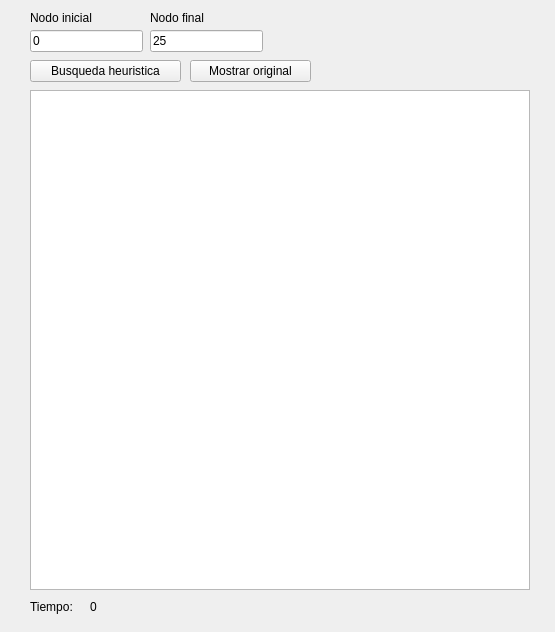
Before: the Qt Designer form QTGraph/mainwindow.ui in JonMoll/IA-Grafo, drawn with Qt 5.
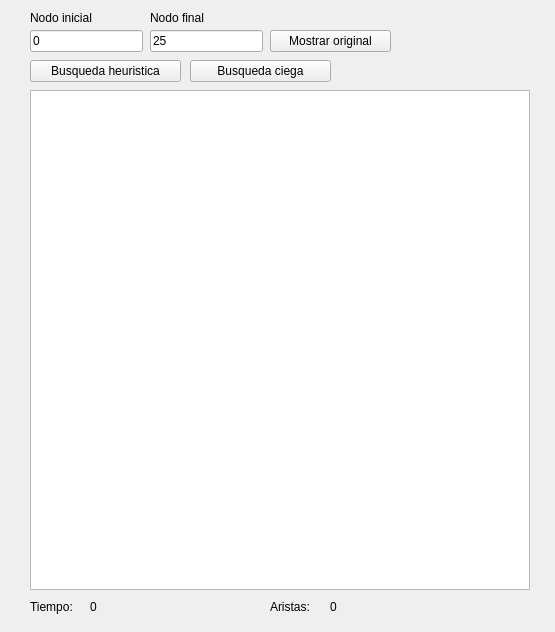
After: the same form once the commit is applied.

Commit message: Anadiendo el algoritmo de busqueda ciega a la aplicacion de Qt

```diff
--- a/QTGraph/mainwindow.ui
+++ b/QTGraph/mainwindow.ui
@@ -66,8 +66,8 @@
    <widget class="QPushButton" name="pushButton_2">
     <property name="geometry">
      <rect>
-      <x>190</x>
-      <y>60</y>
+      <x>270</x>
+      <y>30</y>
       <width>121</width>
       <height>22</height>
      </rect>
@@ -128,6 +128,45 @@
      <string>Tiempo:</string>
     </property>
    </widget>
+   <widget class="QPushButton" name="pushButton_3">
+    <property name="geometry">
+     <rect>
+      <x>190</x>
+      <y>60</y>
+      <width>141</width>
+      <height>22</height>
+     </rect>
+    </property>
+    <property name="text">
+     <string>Busqueda ciega</string>
+    </property>
+   </widget>
+   <widget class="QLabel" name="label_5">
+    <property name="geometry">
+     <rect>
+      <x>270</x>
+      <y>600</y>
+      <width>59</width>
+      <height>14</height>
+     </rect>
+    </property>
+    <property name="text">
+     <string>Aristas:</string>
+    </property>
+   </widget>
+   <widget class="QLabel" name="label_6">
+    <property name="geometry">
+     <rect>
+      <x>330</x>
+      <y>600</y>
+      <width>59</width>
+      <height>14</height>
+     </rect>
+    </property>
+    <property name="text">
+     <string>0</string>
+    </property>
+   </widget>
   </widget>
  </widget>
  <layoutdefault spacing="6" margin="11"/>
```
Left out of the diff: 18 changed lines with no effect on the pictures. The commit also changes 7 other files.
